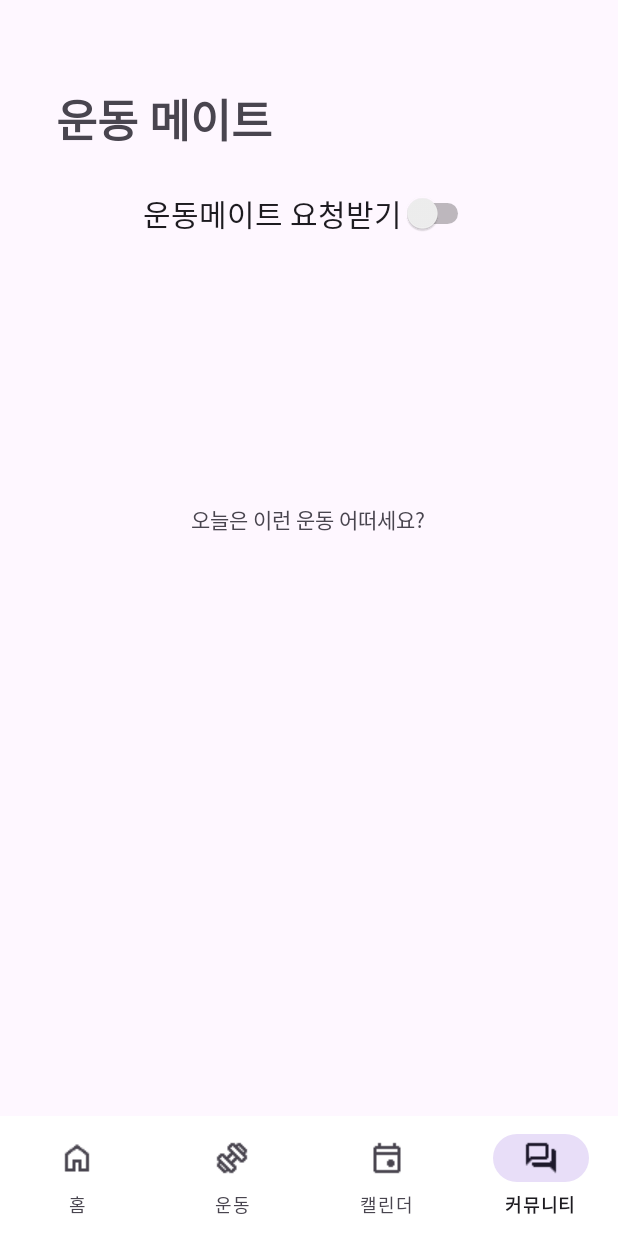
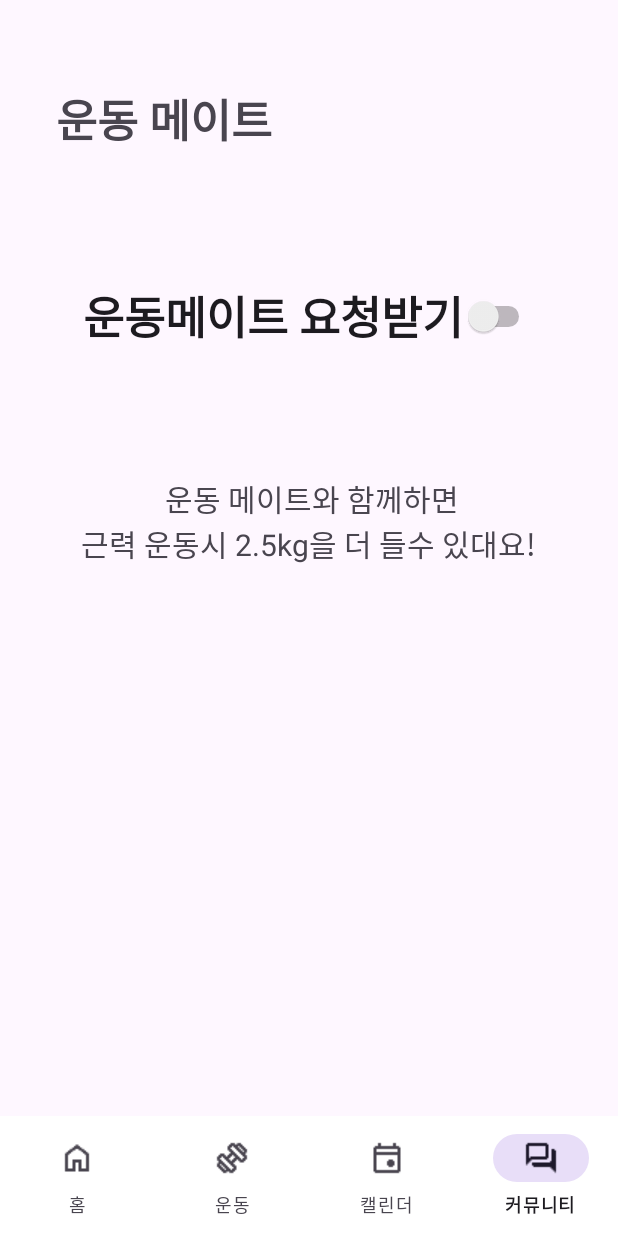
Before and after one commit to leeyunseokarchive/healthPT, an Android app: the screen it shows after launch (MainActivity), item 4 of the bottom bar chosen, on a phone screen of 412 x 824 dp. Run offline under Robolectric (Android 15) with nearby library versions, the phone set to English and light mode, and no system bars; our stand-ins replace Firebase (no records; nobody signed in at launch, a user with empty details on screens opened directly), navigation-ui; libraries missing offline, so code that uses them is left out: com.journeyapps.barcodescanner.

Commit message:
파이어 베이스 연동 부분에 오류 있어서 바꿈 by 장윤상

```diff
--- a/app/src/main/java/com/example/healthpt/HomeFragment.java
+++ b/app/src/main/java/com/example/healthpt/HomeFragment.java
@@ -38,7 +38,6 @@ import com.journeyapps.barcodescanner.BarcodeEncoder;
 public class HomeFragment extends Fragment {
 
 
-
     private TextView peopleCountText;
     private TextView totalCapacityText;
     private ImageView gymcomplexImageView;
@@ -76,9 +75,6 @@ public class HomeFragment extends Fragment {
         beaconFinder = view.findViewById(R.id.beaconFinder);
 
 
-        manageAttendance manageAttendance;
-
-
         setPeopleCount(currentCount);
         updateUIWithCount(currentCount);
 
@@ -109,7 +105,7 @@ public class HomeFragment extends Fragment {
             startActivity(intent);
         });
 
-        beaconFinder.setOnClickListener(v->{
+        beaconFinder.setOnClickListener(v -> {
             Toast.makeText(requireContext(), "비콘 찾는중", Toast.LENGTH_SHORT);
 
             new Handler(Looper.getMainLooper()).postDelayed(() -> {
@@ -147,15 +143,13 @@ public class HomeFragment extends Fragment {
             }
 
         });*/
-        view.setOnTouchListener((v, event) -> gestureDetector.onTouchEvent(event));
+        //view.setOnTouchListener((v, event) -> gestureDetector.onTouchEvent(event));
 
-        manageAttendance manager = new manageAttendance(requireContext());
-        manager.getTotalAttendanceCount(count -> {
-            // count는 출석한 일 수
-            //Log.d("출석 일수", count + "일 출석했습니다.");
-            attendance.setText("연속 출석 일자: " + count + "일");
+        manageAttendance.init(requireContext(), manager ->{
+            manager.getTotalAttendanceCount(count -> {
+                attendance.setText("연속 출석 일자: " + count + "일");
+            });
         });
-
         return view;
     }
 
@@ -169,7 +163,7 @@ public class HomeFragment extends Fragment {
 
         if ((float) count / totalCapacity <= 0.3) {
             gymcomplexImageView.setImageResource(R.drawable.free);
-        } else if ((float)count / totalCapacity <= 0.6) {
+        } else if ((float) count / totalCapacity <= 0.6) {
             gymcomplexImageView.setImageResource(R.drawable.common);
         } else {
             gymcomplexImageView.setImageResource(R.drawable.complex);
--- a/app/src/main/java/com/example/healthpt/manageAttendance.java
+++ b/app/src/main/java/com/example/healthpt/manageAttendance.java
@@ -19,34 +19,45 @@ import java.util.Map;
 import java.util.Set;
 
 public class manageAttendance {
+
     private final FirebaseFirestore db;
     private final FirebaseUser user;
     private final Context context;
     private final String userId;
 
-    public manageAttendance(Context context) {
+    // 내부 생성자: 로그인 완료된 사용자로 초기화
+    public manageAttendance(Context context, FirebaseUser user) {
         this.context = context;
         this.db = FirebaseFirestore.getInstance();
+        this.user = user;
+        this.userId = user.getUid();
+    }
+
+    // 외부에서 사용하는 초기화 함수
+    public static void init(Context context, AttendanceInitCallback callback) {
         FirebaseAuth auth = FirebaseAuth.getInstance();
+        FirebaseUser currentUser = auth.getCurrentUser();
 
-        this.user = auth.getCurrentUser();
-        if (user == null) {
+        if (currentUser != null) {
+            callback.onInitialized(new manageAttendance(context, currentUser));
+        } else {
             auth.signInAnonymously()
-                    .addOnCompleteListener(task -> {
-                        if (task.isSuccessful()) {
+                    .addOnSuccessListener(result -> {
+                        FirebaseUser signedInUser = result.getUser();
+                        if (signedInUser != null) {
+                            callback.onInitialized(new manageAttendance(context, signedInUser));
                             Log.d("Firebase", "익명 로그인 성공!");
-                        } else {
-                            Toast.makeText(context, "로그인 실패", Toast.LENGTH_SHORT).show();
                         }
+                    })
+                    .addOnFailureListener(e -> {
+                        Toast.makeText(context, "로그인 실패: " + e.getMessage(), Toast.LENGTH_SHORT).show();
                     });
         }
-
-        this.userId = auth.getCurrentUser() != null ? auth.getCurrentUser().getUid() : "testing";
     }
 
+    // 오늘 날짜로 출석 체크
     public void markTodayAttendance() {
-        String today = new SimpleDateFormat("yyyy-MM-dd", Locale.getDefault()).format(new Date());
-
+        String today = getTodayDate();
         DocumentReference docRef = db.collection("attendance").document(userId);
 
         Map<String, Object> data = new HashMap<>();
@@ -54,15 +65,12 @@ public class manageAttendance {
 
         docRef.set(data, SetOptions.merge())
                 .addOnSuccessListener(aVoid ->
-                        Toast.makeText(context, "출석 체크 완료!", Toast.LENGTH_SHORT).show()
-                )
+                        Toast.makeText(context, "출석 체크 완료!", Toast.LENGTH_SHORT).show())
                 .addOnFailureListener(e ->
-                        Toast.makeText(context, "저장 실패: " + e.getMessage(), Toast.LENGTH_SHORT).show()
-                );
+                        Toast.makeText(context, "저장 실패: " + e.getMessage(), Toast.LENGTH_SHORT).show());
     }
 
-
-    // 출석 확인
+    // 특정 날짜에 출석했는지 확인
     public void hasCheckedIn(String date, AttendanceCheckCallback callback) {
         DocumentReference docRef = db.collection("attendance").document(userId);
         docRef.get()
@@ -77,30 +85,20 @@ public class manageAttendance {
         return new SimpleDateFormat("yyyy-MM-dd", Locale.getDefault()).format(new Date());
     }
 
-    // 출석 데이터 전체를 불러올 때
-    public interface AttendanceListCallback {
-        void onLoaded(Set<String> dateStrings);
-    }
-
-    // 출석 여부만 확인할 때
-    public interface AttendanceCheckCallback {
-        void onResult(boolean hasCheckedIn);
-    }
-
+    // 출석 일자 전체 불러오기
     public void loadAttendance(AttendanceListCallback callback) {
         DocumentReference docRef = db.collection("attendance").document(userId);
         docRef.get().addOnSuccessListener(snapshot -> {
             Set<String> dates = new HashSet<>();
             Map<String, Object> data = snapshot.getData();
             if (data != null) {
-                for (String key : data.keySet()) {
-                    dates.add(key);
-                }
+                dates.addAll(data.keySet());
             }
             callback.onLoaded(dates);
         });
     }
 
+    // 출석 일 수 구하기
     public void getTotalAttendanceCount(AttendanceCountCallback callback) {
         loadAttendance(dateStrings -> {
             int count = dateStrings.size();
@@ -108,9 +106,23 @@ public class manageAttendance {
         });
     }
 
+    // 초기화 콜백 인터페이스
+    public interface AttendanceInitCallback {
+        void onInitialized(manageAttendance manager);
+    }
+
+    // 출석 날짜 리스트 콜백
+    public interface AttendanceListCallback {
+        void onLoaded(Set<String> dateStrings);
+    }
+
+    // 특정 날짜 출석 여부 확인 콜백
+    public interface AttendanceCheckCallback {
+        void onResult(boolean hasCheckedIn);
+    }
+
+    // 출석 개수 콜백
     public interface AttendanceCountCallback {
         void onCountLoaded(int count);
     }
-
-
 }
--- a/app/src/main/res/layout/fragment_community.xml
+++ b/app/src/main/res/layout/fragment_community.xml
@@ -26,19 +26,20 @@
         android:layout_width="wrap_content"
         android:layout_height="wrap_content"
         android:text="운동메이트 요청받기"
-        android:textSize="20dp"
+        android:textSize="30dp"
+        android:textStyle="bold"
         app:layout_constraintBottom_toBottomOf="parent"
         app:layout_constraintEnd_toEndOf="parent"
-        app:layout_constraintHorizontal_bias="0.497"
         app:layout_constraintStart_toStartOf="parent"
         app:layout_constraintTop_toTopOf="parent"
-        app:layout_constraintVertical_bias="0.178" />
+        app:layout_constraintVertical_bias="0.269" />
 
     <TextView
-        android:id="@+id/exercise_recommand_text"
+        android:id="@+id/mate_recommand_text"
         android:layout_width="wrap_content"
         android:layout_height="wrap_content"
-        android:text="오늘은 이런 운동 어떠세요?"
+        android:text="            운동 메이트와 함께하면 \n근력 운동시 2.5kg을 더 들수 있대요!"
+        android:textSize="20dp"
         app:layout_constraintBottom_toBottomOf="parent"
         app:layout_constraintEnd_toEndOf="parent"
         app:layout_constraintHorizontal_bias="0.498"
```
Also changed, not shown: app/src/main/java/com/example/healthpt/CalendarFragment.java (+11 -1 lines), app/src/main/java/com/example/healthpt/ExerciseTimerActivity.java (+22 -21 lines), app/src/main/res/layout/exercise_timer.xml (+13 -6 lines).
